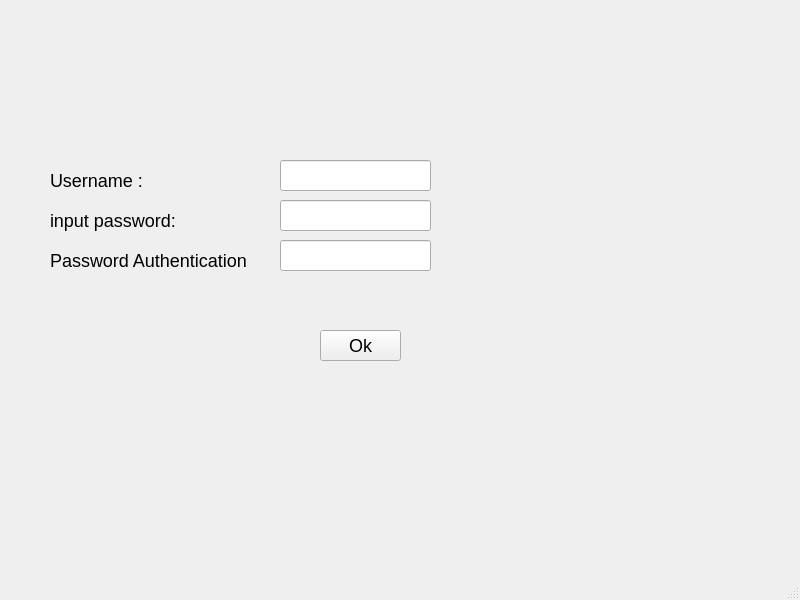
Above: ui/inputpassword.ui from IvnGenza/EasyJob_39 before the change. Below: the same form after it.
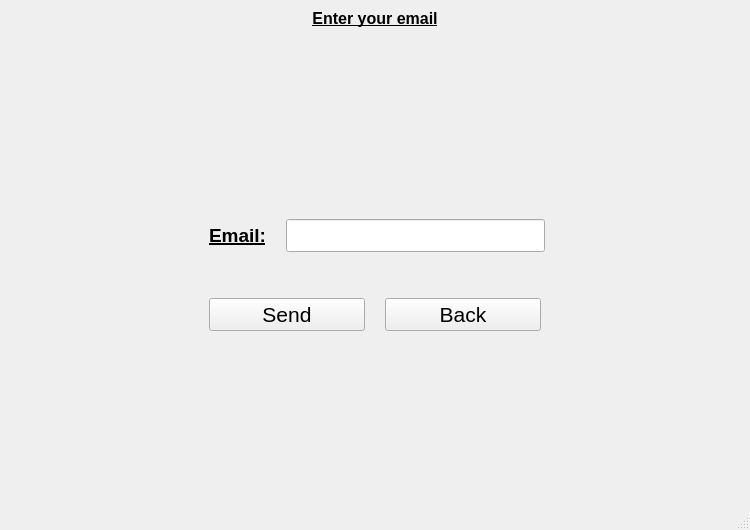
That is the form after the change.

Diff of the .ui file:
```diff
--- a/ui/inputpassword.ui
+++ b/ui/inputpassword.ui
@@ -6,130 +6,197 @@
    <rect>
     <x>0</x>
     <y>0</y>
-    <width>800</width>
-    <height>600</height>
+    <width>750</width>
+    <height>530</height>
    </rect>
   </property>
+  <property name="font">
+   <font>
+    <pointsize>16</pointsize>
+   </font>
+  </property>
   <property name="windowTitle">
    <string>MainWindow</string>
   </property>
   <widget class="QWidget" name="centralwidget">
-   <widget class="QLabel" name="input">
-    <property name="geometry">
-     <rect>
-      <x>50</x>
-      <y>200</y>
-      <width>171</width>
-      <height>41</height>
-     </rect>
-    </property>
-    <property name="styleSheet">
-     <string notr="true">font:18px
+   <layout class="QVBoxLayout" name="verticalLayout_3">
+    <item>
+     <widget class="QLabel" name="label">
+      <property name="text">
+       <string>&lt;html&gt;&lt;head/&gt;&lt;body&gt;&lt;p align=&quot;center&quot;&gt;&lt;span style=&quot; font-size:12pt; font-weight:600; text-decoration: underline;&quot;&gt;Enter your email&lt;/span&gt;&lt;/p&gt;&lt;/body&gt;&lt;/html&gt;</string>
+      </property>
+     </widget>
+    </item>
+    <item>
+     <spacer name="verticalSpacer">
+      <property name="orientation">
+       <enum>Qt::Vertical</enum>
+      </property>
+      <property name="sizeHint" stdset="0">
+       <size>
+        <width>20</width>
+        <height>40</height>
+       </size>
+      </property>
+     </spacer>
+    </item>
+    <item>
+     <layout class="QVBoxLayout" name="verticalLayout_2">
+      <item>
+       <layout class="QHBoxLayout" name="horizontalLayout">
+        <property name="spacing">
+         <number>20</number>
+        </property>
+        <item>
+         <spacer name="horizontalSpacer_4">
+          <property name="orientation">
+           <enum>Qt::Horizontal</enum>
+          </property>
+          <property name="sizeType">
+           <enum>QSizePolicy::Minimum</enum>
+          </property>
+          <property name="sizeHint" stdset="0">
+           <size>
+            <width>200</width>
+            <height>20</height>
+           </size>
+          </property>
+         </spacer>
+        </item>
+        <item>
+         <widget class="QLabel" name="username_button">
+          <property name="styleSheet">
+           <string notr="true">font:18px
 </string>
-    </property>
-    <property name="text">
-     <string>input password:</string>
-    </property>
-   </widget>
-   <widget class="QPushButton" name="ok">
-    <property name="geometry">
-     <rect>
-      <x>320</x>
-      <y>330</y>
-      <width>81</width>
-      <height>31</height>
-     </rect>
-    </property>
-    <property name="styleSheet">
-     <string notr="true">font:18px</string>
-    </property>
-    <property name="text">
-     <string>Ok</string>
-    </property>
-   </widget>
-   <widget class="QLineEdit" name="inputpassword">
-    <property name="geometry">
-     <rect>
-      <x>280</x>
-      <y>200</y>
-      <width>151</width>
-      <height>31</height>
-     </rect>
-    </property>
-    <property name="styleSheet">
-     <string notr="true">back- ground-color:rgb(180, 180, 180)</string>
-    </property>
-    <property name="echoMode">
-     <enum>QLineEdit::Password</enum>
-    </property>
-   </widget>
-   <widget class="QLabel" name="error">
-    <property name="geometry">
-     <rect>
-      <x>270</x>
-      <y>300</y>
-      <width>121</width>
-      <height>20</height>
-     </rect>
-    </property>
-    <property name="text">
-     <string/>
-    </property>
-   </widget>
-   <widget class="QLabel" name="username_button">
-    <property name="geometry">
-     <rect>
-      <x>50</x>
-      <y>160</y>
-      <width>171</width>
-      <height>41</height>
-     </rect>
-    </property>
-    <property name="styleSheet">
-     <string notr="true">font:18px
-</string>
-    </property>
-    <property name="text">
-     <string>Username :</string>
-    </property>
-   </widget>
-   <widget class="QLabel" name="input_2">
-    <property name="geometry">
-     <rect>
-      <x>50</x>
-      <y>240</y>
-      <width>201</width>
-      <height>41</height>
-     </rect>
-    </property>
-    <property name="styleSheet">
-     <string notr="true">font:18px
-</string>
-    </property>
-    <property name="text">
-     <string>Password Authentication :</string>
-    </property>
-   </widget>
-   <widget class="QLineEdit" name="username_input">
-    <property name="geometry">
-     <rect>
-      <x>280</x>
-      <y>160</y>
-      <width>151</width>
-      <height>31</height>
-     </rect>
-    </property>
-   </widget>
-   <widget class="QLineEdit" name="lineEdit">
-    <property name="geometry">
-     <rect>
-      <x>280</x>
-      <y>240</y>
-      <width>151</width>
-      <height>31</height>
-     </rect>
-    </property>
-   </widget>
+          </property>
+          <property name="text">
+           <string>&lt;html&gt;&lt;head/&gt;&lt;body&gt;&lt;p&gt;&lt;span style=&quot; font-size:14pt; font-weight:600; text-decoration: underline;&quot;&gt;Email:&lt;/span&gt;&lt;/p&gt;&lt;/body&gt;&lt;/html&gt;</string>
+          </property>
+         </widget>
+        </item>
+        <item>
+         <widget class="QLineEdit" name="email_textbox"/>
+        </item>
+        <item>
+         <spacer name="horizontalSpacer_3">
+          <property name="orientation">
+           <enum>Qt::Horizontal</enum>
+          </property>
+          <property name="sizeType">
+           <enum>QSizePolicy::Minimum</enum>
+          </property>
+          <property name="sizeHint" stdset="0">
+           <size>
+            <width>196</width>
+            <height>20</height>
+           </size>
+          </property>
+         </spacer>
+        </item>
+       </layout>
+      </item>
+      <item>
+       <spacer name="verticalSpacer_3">
+        <property name="orientation">
+         <enum>Qt::Vertical</enum>
+        </property>
+        <property name="sizeHint" stdset="0">
+         <size>
+          <width>20</width>
+          <height>40</height>
+         </size>
+        </property>
+       </spacer>
+      </item>
+      <item>
+       <layout class="QVBoxLayout" name="verticalLayout">
+        <property name="spacing">
+         <number>20</number>
+        </property>
+        <item>
+         <layout class="QHBoxLayout" name="horizontalLayout_2">
+          <property name="spacing">
+           <number>20</number>
+          </property>
+          <item>
+           <spacer name="horizontalSpacer_2">
+            <property name="orientation">
+             <enum>Qt::Horizontal</enum>
+            </property>
+            <property name="sizeType">
+             <enum>QSizePolicy::Minimum</enum>
+            </property>
+            <property name="sizeHint" stdset="0">
+             <size>
+              <width>200</width>
+              <height>20</height>
+             </size>
+            </property>
+           </spacer>
+          </item>
+          <item>
+           <widget class="QPushButton" name="send_email_botton">
+            <property name="text">
+             <string>Send</string>
+            </property>
+           </widget>
+          </item>
+          <item>
+           <widget class="QPushButton" name="back_login_botton">
+            <property name="text">
+             <string>Back</string>
+            </property>
+           </widget>
+          </item>
+          <item>
+           <spacer name="horizontalSpacer">
+            <property name="orientation">
+             <enum>Qt::Horizontal</enum>
+            </property>
+            <property name="sizeType">
+             <enum>QSizePolicy::Minimum</enum>
+            </property>
+            <property name="sizeHint" stdset="0">
+             <size>
+              <width>200</width>
+              <height>20</height>
+             </size>
+            </property>
+           </spacer>
+          </item>
+         </layout>
+        </item>
+        <item>
+         <spacer name="verticalSpacer_2">
+          <property name="orientation">
+           <enum>Qt::Vertical</enum>
+          </property>
+          <property name="sizeHint" stdset="0">
+           <size>
+            <width>20</width>
+            <height>40</height>
+           </size>
+          </property>
+         </spacer>
+        </item>
+        <item>
+         <widget class="QLabel" name="error">
+          <property name="minimumSize">
+           <size>
+            <width>100</width>
+            <height>100</height>
+           </size>
+          </property>
+          <property name="text">
+           <string>&lt;html&gt;&lt;head/&gt;&lt;body&gt;&lt;p align=&quot;center&quot;&gt;&lt;br/&gt;&lt;/p&gt;&lt;/body&gt;&lt;/html&gt;</string>
+          </property>
+         </widget>
+        </item>
+       </layout>
+      </item>
+     </layout>
+    </item>
+   </layout>
   </widget>
   <widget class="QMenuBar" name="menubar">
    <property name="geometry">
```
Left out of the diff: 4 changed lines with no effect on the pictures.
